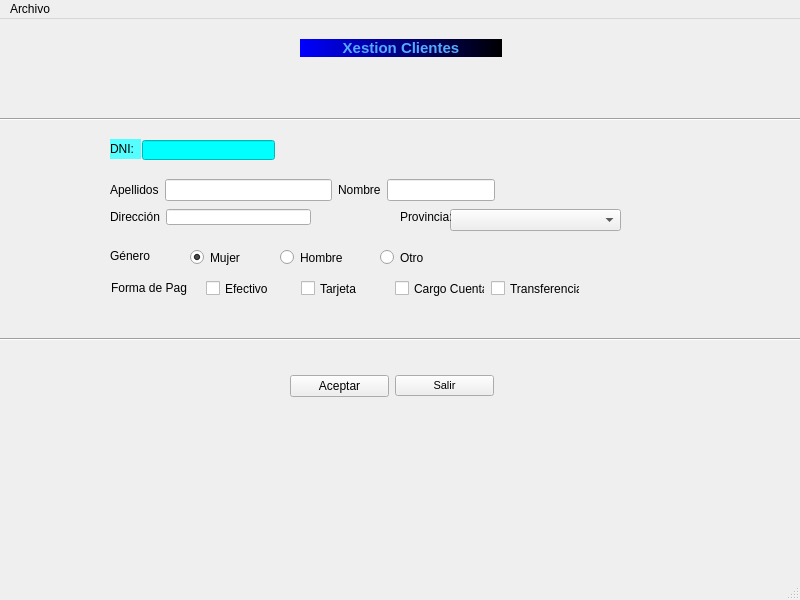
Qt form window.ui (RadicalKill/fernandezserra) before a commit.
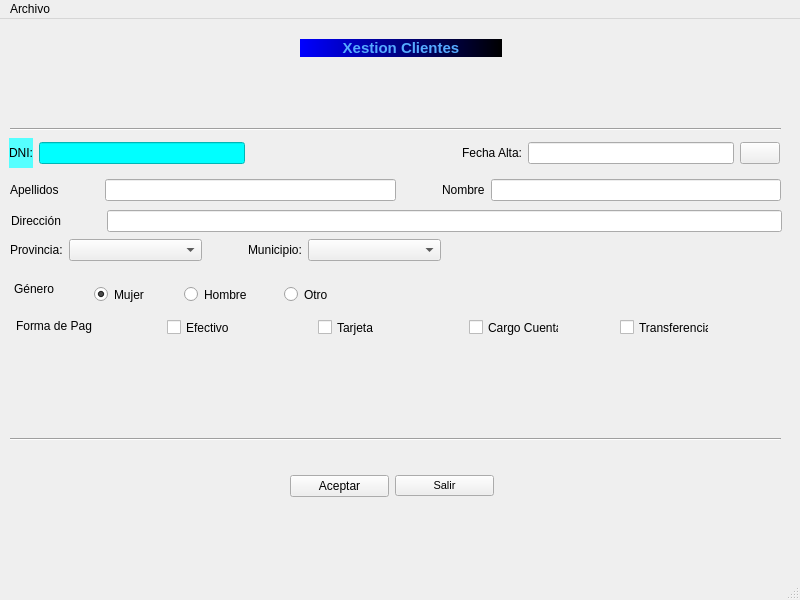
The same form after that commit. Icons and pictures are not drawn.

What changed in the file:
```diff
--- a/window.ui
+++ b/window.ui
@@ -21,7 +21,7 @@
     <property name="geometry">
      <rect>
       <x>290</x>
-      <y>330</y>
+      <y>430</y>
       <width>204</width>
       <height>75</height>
      </rect>
@@ -51,9 +51,9 @@
    <widget class="QWidget" name="layoutWidget">
     <property name="geometry">
      <rect>
-      <x>110</x>
+      <x>10</x>
       <y>160</y>
-      <width>385</width>
+      <width>771</width>
       <height>22</height>
      </rect>
     </property>
@@ -65,6 +65,22 @@
        </property>
       </widget>
      </item>
+     <item>
+      <spacer name="horizontalSpacer_2">
+       <property name="orientation">
+        <enum>Qt::Horizontal</enum>
+       </property>
+       <property name="sizeType">
+        <enum>QSizePolicy::Preferred</enum>
+       </property>
+       <property name="sizeHint" stdset="0">
+        <size>
+         <width>40</width>
+         <height>20</height>
+        </size>
+       </property>
+      </spacer>
+     </item>
      <item>
       <widget class="QLineEdit" name="txtApel">
        <property name="text">
@@ -72,6 +88,22 @@
        </property>
       </widget>
      </item>
+     <item>
+      <spacer name="horizontalSpacer">
+       <property name="orientation">
+        <enum>Qt::Horizontal</enum>
+       </property>
+       <property name="sizeType">
+        <enum>QSizePolicy::Preferred</enum>
+       </property>
+       <property name="sizeHint" stdset="0">
+        <size>
+         <width>40</width>
+         <height>20</height>
+        </size>
+       </property>
+      </spacer>
+     </item>
      <item>
       <widget class="QLabel" name="lblNombre">
        <property name="text">
@@ -82,7 +114,7 @@
      <item>
       <widget class="QLineEdit" name="txtNombre">
        <property name="sizePolicy">
-        <sizepolicy hsizetype="Preferred" vsizetype="Fixed">
+        <sizepolicy hsizetype="Expanding" vsizetype="Fixed">
          <horstretch>0</horstretch>
          <verstretch>0</verstretch>
         </sizepolicy>
@@ -123,8 +155,8 @@
    <widget class="QRadioButton" name="rbtFem">
     <property name="geometry">
      <rect>
-      <x>190</x>
-      <y>230</y>
+      <x>94</x>
+      <y>267</y>
       <width>82</width>
       <height>17</height>
      </rect>
@@ -142,8 +174,8 @@
    <widget class="QRadioButton" name="rbtHom">
     <property name="geometry">
      <rect>
-      <x>280</x>
-      <y>230</y>
+      <x>184</x>
+      <y>267</y>
       <width>82</width>
       <height>17</height>
      </rect>
@@ -158,8 +190,8 @@
    <widget class="QRadioButton" name="rbtOtro">
     <property name="geometry">
      <rect>
-      <x>380</x>
-      <y>230</y>
+      <x>284</x>
+      <y>267</y>
       <width>82</width>
       <height>17</height>
      </rect>
@@ -174,10 +206,10 @@
    <widget class="QLabel" name="lblGen">
     <property name="geometry">
      <rect>
-      <x>110</x>
-      <y>230</y>
+      <x>14</x>
+      <y>260</y>
       <width>47</width>
-      <height>13</height>
+      <height>20</height>
      </rect>
     </property>
     <property name="text">
@@ -187,9 +219,9 @@
    <widget class="Line" name="line">
     <property name="geometry">
      <rect>
-      <x>-23</x>
-      <y>310</y>
-      <width>851</width>
+      <x>10</x>
+      <y>410</y>
+      <width>771</width>
       <height>20</height>
      </rect>
     </property>
@@ -200,8 +232,8 @@
    <widget class="QCheckBox" name="PagoEfectivo">
     <property name="geometry">
      <rect>
-      <x>206</x>
-      <y>261</y>
+      <x>167</x>
+      <y>300</y>
       <width>62</width>
       <height>17</height>
      </rect>
@@ -216,8 +248,8 @@
    <widget class="QLabel" name="lblPago">
     <property name="geometry">
      <rect>
-      <x>111</x>
-      <y>261</y>
+      <x>16</x>
+      <y>299</y>
       <width>76</width>
       <height>16</height>
      </rect>
@@ -229,8 +261,8 @@
    <widget class="QCheckBox" name="PagoTarjeta">
     <property name="geometry">
      <rect>
-      <x>301</x>
-      <y>261</y>
+      <x>318</x>
+      <y>300</y>
       <width>58</width>
       <height>17</height>
      </rect>
@@ -245,8 +277,8 @@
    <widget class="QCheckBox" name="PagoCuenta">
     <property name="geometry">
      <rect>
-      <x>395</x>
-      <y>261</y>
+      <x>469</x>
+      <y>300</y>
       <width>90</width>
       <height>17</height>
      </rect>
@@ -261,8 +293,8 @@
    <widget class="QCheckBox" name="PagoTransfer">
     <property name="geometry">
      <rect>
-      <x>491</x>
-      <y>261</y>
+      <x>620</x>
+      <y>300</y>
       <width>89</width>
       <height>17</height>
      </rect>
@@ -277,9 +309,9 @@
    <widget class="Line" name="line_2">
     <property name="geometry">
      <rect>
-      <x>-10</x>
-      <y>90</y>
-      <width>851</width>
+      <x>10</x>
+      <y>100</y>
+      <width>771</width>
       <height>20</height>
      </rect>
     </property>
@@ -287,63 +319,92 @@
      <enum>Qt::Horizontal</enum>
     </property>
    </widget>
-   <widget class="QComboBox" name="comboBox">
+   <widget class="QWidget" name="">
     <property name="geometry">
      <rect>
-      <x>450</x>
-      <y>190</y>
-      <width>171</width>
+      <x>10</x>
+      <y>220</y>
+      <width>431</width>
       <height>22</height>
      </rect>
     </property>
-   </widget>
-   <widget class="QLabel" name="label">
-    <property name="geometry">
-     <rect>
-      <x>400</x>
-      <y>190</y>
-      <width>51</width>
-      <height>16</height>
-     </rect>
-    </property>
+    <layout class="QHBoxLayout" name="horizontalLayout_2">
+     <item>
+      <widget class="QLabel" name="lblProv">
     <property name="text">
      <string>Provincia:</string>
     </property>
    </widget>
-   <widget class="QLineEdit" name="txtDNI">
+     </item>
+     <item>
+      <widget class="QComboBox" name="cmbProv">
+       <property name="sizePolicy">
+        <sizepolicy hsizetype="Expanding" vsizetype="Preferred">
+         <horstretch>0</horstretch>
+         <verstretch>0</verstretch>
+        </sizepolicy>
+       </property>
+      </widget>
+     </item>
+     <item>
+      <spacer name="horizontalSpacer_5">
+       <property name="orientation">
+        <enum>Qt::Horizontal</enum>
+       </property>
+       <property name="sizeType">
+        <enum>QSizePolicy::Fixed</enum>
+       </property>
+       <property name="sizeHint" stdset="0">
+        <size>
+         <width>40</width>
+         <height>20</height>
+        </size>
+       </property>
+      </spacer>
+     </item>
+     <item>
+      <widget class="QLabel" name="lblMun">
+       <property name="text">
+        <string>Municipio:</string>
+       </property>
+      </widget>
+     </item>
+     <item>
+      <widget class="QComboBox" name="cmbMun">
+       <property name="sizePolicy">
+        <sizepolicy hsizetype="Expanding" vsizetype="Fixed">
+         <horstretch>0</horstretch>
+         <verstretch>0</verstretch>
+        </sizepolicy>
+       </property>
+      </widget>
+     </item>
+    </layout>
+   </widget>
+   <widget class="QWidget" name="">
     <property name="geometry">
      <rect>
-      <x>142</x>
-      <y>121</y>
-      <width>133</width>
-      <height>20</height>
+      <x>9</x>
+      <y>119</y>
+      <width>771</width>
+      <height>30</height>
      </rect>
     </property>
-    <property name="styleSheet">
-     <string notr="true">background-color: rgb(0, 255, 255);</string>
-    </property>
-    <property name="text">
-     <string/>
-    </property>
-   </widget>
+    <layout class="QHBoxLayout" name="horizontalLayout_4">
+     <item>
    <widget class="QLabel" name="DNI">
     <property name="enabled">
      <bool>true</bool>
     </property>
-    <property name="geometry">
-     <rect>
-      <x>110</x>
-      <y>120</y>
-      <width>31</width>
-      <height>20</height>
-     </rect>
-    </property>
     <property name="sizePolicy">
-     <sizepolicy hsizetype="Expanding" vsizetype="Preferred">
+        <sizepolicy hsizetype="Preferred" vsizetype="Preferred">
       <horstretch>0</horstretch>
       <verstretch>0</verstretch>
      </sizepolicy>
     </property>
+       <property name="autoFillBackground">
+        <bool>false</bool>
+       </property>
     <property name="styleSheet">
      <string notr="true">
 background-color: rgb(85, 255, 255);</string>
@@ -355,15 +416,19 @@
      <set>Qt::AlignLeading|Qt::AlignLeft|Qt::AlignVCenter</set>
     </property>
    </widget>
+     </item>
+     <item>
+      <widget class="QLineEdit" name="txtDNI">
+       <property name="styleSheet">
+        <string notr="true">background-color: rgb(0, 255, 255);</string>
+       </property>
+       <property name="text">
+        <string/>
+       </property>
+      </widget>
+     </item>
+     <item>
    <widget class="QLabel" name="ValidarDNI">
-    <property name="geometry">
-     <rect>
-      <x>281</x>
-      <y>121</y>
-      <width>141</width>
-      <height>21</height>
-     </rect>
-    </property>
     <property name="sizePolicy">
      <sizepolicy hsizetype="Expanding" vsizetype="Preferred">
       <horstretch>0</horstretch>
@@ -383,16 +448,49 @@
      <string/>
     </property>
    </widget>
+     </item>
+     <item>
+      <widget class="QLabel" name="lblFecha">
+       <property name="text">
+        <string>Fecha Alta:</string>
+       </property>
+      </widget>
+     </item>
+     <item>
+      <widget class="QLineEdit" name="txtFecha"/>
+     </item>
+     <item>
+      <widget class="QPushButton" name="btFecha">
+       <property name="autoFillBackground">
+        <bool>false</bool>
+       </property>
+       <property name="text">
+        <string/>
+       </property>
+       <property name="icon">
+        <iconset>
+         <normaloff>img/calend.png</normaloff>img/calend.png</iconset>
+       </property>
+       <property name="iconSize">
+        <size>
+         <width>20</width>
+         <height>20</height>
+        </size>
+       </property>
+      </widget>
+     </item>
+    </layout>
+   </widget>
    <widget class="QWidget" name="">
     <property name="geometry">
      <rect>
-      <x>110</x>
-      <y>190</y>
-      <width>201</width>
-      <height>16</height>
+      <x>11</x>
+      <y>191</y>
+      <width>771</width>
+      <height>22</height>
      </rect>
     </property>
-    <layout class="QHBoxLayout" name="horizontalLayout_2">
+    <layout class="QHBoxLayout" name="horizontalLayout_3">
      <item>
       <widget class="QLabel" name="lblDir">
        <property name="text">
@@ -400,6 +498,22 @@
        </property>
       </widget>
      </item>
+     <item>
+      <spacer name="horizontalSpacer_3">
+       <property name="orientation">
+        <enum>Qt::Horizontal</enum>
+       </property>
+       <property name="sizeType">
+        <enum>QSizePolicy::Fixed</enum>
+       </property>
+       <property name="sizeHint" stdset="0">
+        <size>
+         <width>40</width>
+         <height>20</height>
+        </size>
+       </property>
+      </spacer>
+     </item>
      <item>
       <widget class="QLineEdit" name="txtDir"/>
      </item>
```
Left out of the diff: 2 changed lines with no effect on the pictures. Lines whose indentation alone changed are shown as unchanged.
